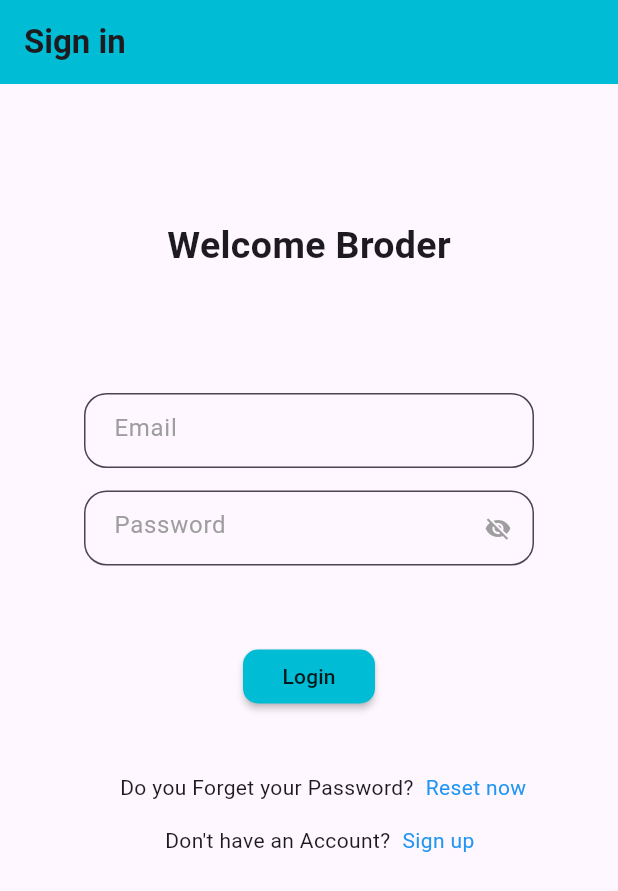
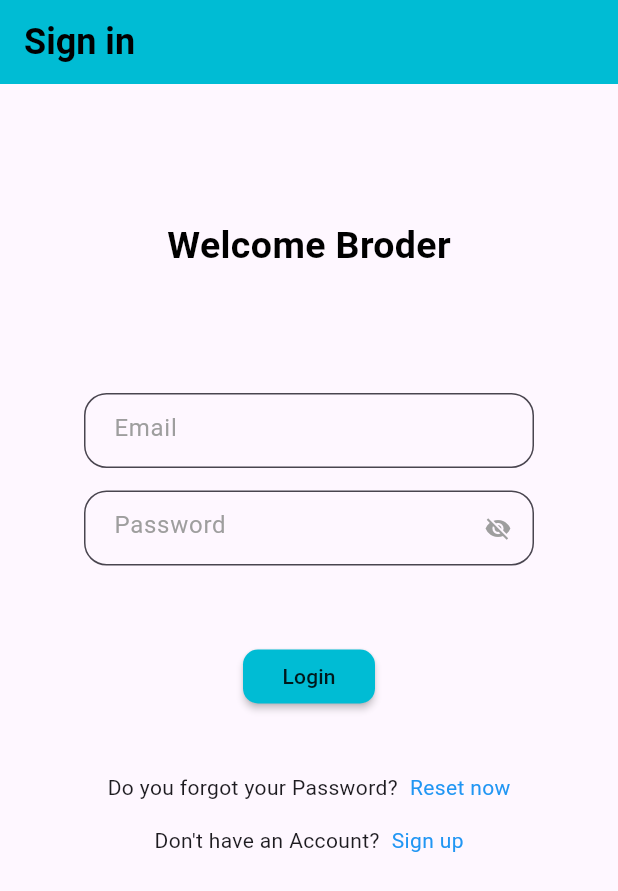
Before and after one commit to ZeyadRaafat/Log_in, a Flutter app: the screen it shows after launch, on a phone screen of 412 x 824 dp. Shown: the top 891 px of the screen. Run offline on Flutter 3.47's test engine with Material 3 defaults, Android fonts, the phone set to English and light mode, and no system bars; Roboto replaces fonts that are missing (MadimiOne).

Commit message:
first update

```diff
--- a/log_in/lib/LogIn/LoginPage.dart
+++ b/log_in/lib/LogIn/LoginPage.dart
@@ -1,7 +1,11 @@
 import 'package:flutter/material.dart';
-import 'ContainerWidget.dart';
+import 'package:log_in/Widgets/Title.dart';
+import 'package:log_in/Widgets/loginNavigate.dart';
+import '../Widgets/ContainerWidget.dart';
 
 class Login extends StatefulWidget {
+  const Login({super.key});
+
   @override
   _LoginState createState() => _LoginState();
 }
@@ -14,11 +18,8 @@ class _LoginState extends State<Login> {
   Widget build(BuildContext context) {
     return Scaffold(
       appBar: AppBar(
-        title: Text(
-          'Sign in',
-          style: TextStyle(
-            fontWeight: FontWeight.bold,
-          ),
+        title: const TitleText(
+          text: 'Sign in',
         ),
         backgroundColor: Colors.cyan,
       ),
@@ -27,74 +28,43 @@ class _LoginState extends State<Login> {
           child: Column(
             mainAxisSize: MainAxisSize.min, // Ensure the Column takes minimal space
             children: [
-              SizedBox(height: 90,),
-              Text(
-                'Welcome Broder',
-                style: TextStyle(
-                  fontSize: 25,
-                  fontWeight: FontWeight.bold,
-                ),
+              const SizedBox(height: 90,),
+              const TitleText(
+                text: 'Welcome Broder',
+                fontSize: 25,
               ),
-              SizedBox(height: 80,),
+              const SizedBox(height: 80,),
               FromConteinerWidget(
                 controller: _emailController,
                 hintText: "Email",
                 isPasswordField: false,
               ),
-              SizedBox(height: 15,),
+              const SizedBox(height: 15,),
               FromConteinerWidget(
                 controller: _passwordController,
                 hintText: "Password",
                 isPasswordField: true,
               ),
-              SizedBox(height: 50,),
+              const SizedBox(height: 50,),
               MaterialButton(
                 onPressed: () {
                   ScaffoldMessenger.of(context).showSnackBar(
-                    SnackBar(
+                    const SnackBar(
                       content: Text('Not Available yet'),
                       duration: Duration(seconds: 2),
                     ),
                   );
                 },
-                child: Text('Login'),
                 color: Colors.cyan,
                 shape: RoundedRectangleBorder(
                   borderRadius: BorderRadius.circular(10), // Border radius
                 ),
+                child: const Text('Login'),
               ),
-              SizedBox(height: 40,),
-              Row(
-                children: [
-                  SizedBox(width: 80,),
-                  Text('Do you Forget your Password?'),
-                  SizedBox(width: 8,),
-                  GestureDetector(
-                    child: Text(
-                      'Reset now',
-                      style: TextStyle(
-                        color: Colors.blue,
-                      ),
-                    ),
-                  ),
-                ],
-              ),
-              SizedBox(height: 15,),
-              Row(
-                children: [
-                  SizedBox(width: 110,),
-                  Text('Don\'t have an Account?'),
-                  SizedBox(width: 8,),
-                  GestureDetector(
-                    child: Text(
-                      'Sign up',
-                      style: TextStyle(
-                        color: Colors.blue,
-                      ),
-                    ),
-                  ),
-                ],
-              ),
+              const SizedBox(height: 40,),
+              const navRow(fText: 'Do you forgot your Password?', sText: 'Reset now'),
+              const SizedBox(height: 15,),
+              const navRow(fText: 'Don\'t have an Account?', sText: 'Sign up')
             ],
           ),
         ),
--- /dev/null
+++ b/log_in/lib/Widgets/Title.dart
@@ -0,0 +1,36 @@
+import 'package:flutter/material.dart';
+
+class TitleText extends StatelessWidget {
+  final String text;
+  final TextStyle? style;
+  final double? fontSize;
+  final FontWeight? fontWeight;
+  final String? fontFamily;
+  final Color? color;
+  final TextAlign? textAlign;
+
+  const TitleText({
+    super.key,
+    required this.text,
+    this.style,
+    this.fontSize,
+    this.fontWeight,
+    this.fontFamily,
+    this.color,
+    this.textAlign,
+  });
+
+  @override
+  Widget build(BuildContext context) {
+    return Text(
+      text,
+      style: TextStyle(
+        fontSize: fontSize ?? 24,
+        fontWeight: fontWeight ?? FontWeight.bold,
+        fontFamily: 'MadimiOne',
+        color: color ?? Colors.black,
+      ).merge(style),
+      textAlign: textAlign,
+    );
+  }
+}
--- /dev/null
+++ b/log_in/lib/Widgets/loginNavigate.dart
@@ -0,0 +1,33 @@
+import 'package:flutter/material.dart';
+
+class navRow extends StatelessWidget{
+  final String fText;
+  final String sText;
+  final TextAlign? textAlign;
+
+  const navRow({
+    Key? key,
+    required this.fText,
+    required this.sText,
+    this.textAlign=TextAlign.center,
+  }) : super(key: key);
+
+  @override
+  Widget build(BuildContext context){
+    return Row(
+      mainAxisAlignment: MainAxisAlignment.center,
+      children: [
+        Text(fText,),
+        const SizedBox(width: 8,),
+        GestureDetector(
+          child: Text(
+            sText,
+            style: const TextStyle(
+              color: Colors.blue,
+            ),
+          ),
+        ),
+      ],
+    );
+  }
+}
```
Also changed, not shown: log_in/pubspec.yaml (+7 -0 lines), log_in/fonts/MadimiOne-Regular.ttf (added), log_in/lib/Widgets/ContainerWidget.dart (renamed from log_in/lib/LogIn/ContainerWidget.dart).
